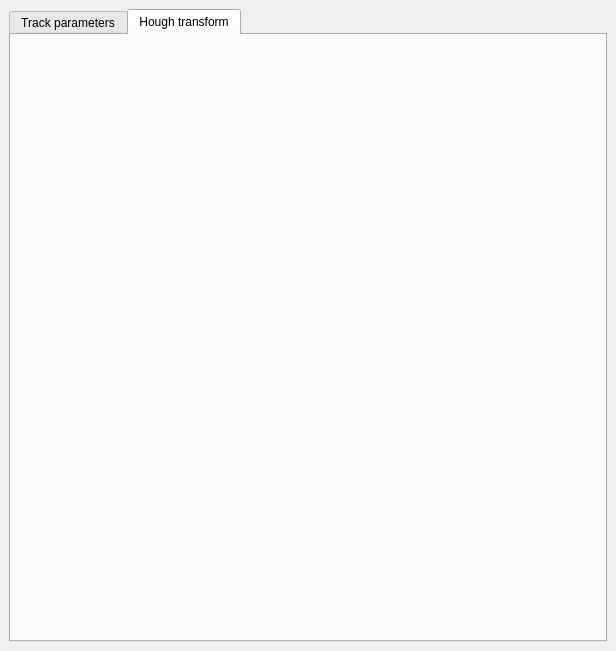
Above: STRT/view/tracks_parameters.ui from vladkrylov/mTPC before the change. Below: the same form after it.
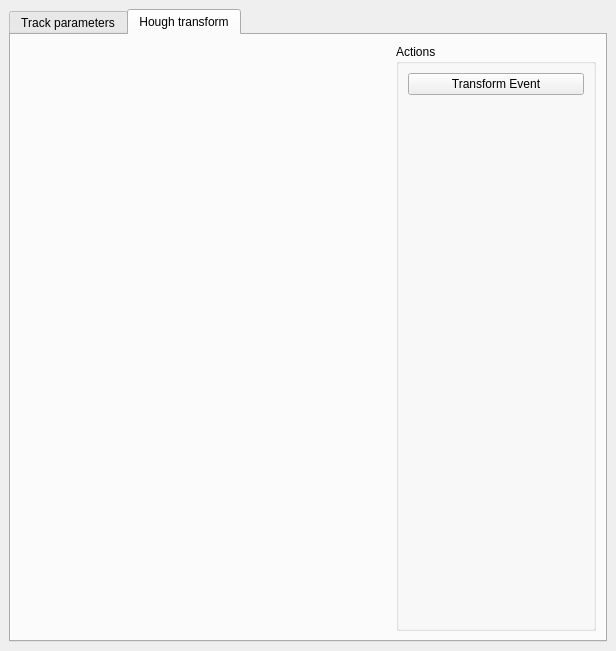
That is the form after the change. The open tabs and pages were chosen to show the change.

Commit message: Hough transform canvas added

The edit to the form file:
```diff
--- a/STRT/view/tracks_parameters.ui
+++ b/STRT/view/tracks_parameters.ui
@@ -99,6 +99,71 @@
          <attribute name="title">
           <string>Hough transform</string>
          </attribute>
+         <layout class="QGridLayout" name="gridLayout_3">
+          <item row="0" column="0">
+           <layout class="QVBoxLayout" name="verticalLayout_4">
+            <item>
+             <widget class="QWidget" name="HTMatplotlibToolbar" native="true"/>
+            </item>
+            <item>
+             <widget class="QWidget" name="HTCanvas" native="true"/>
+            </item>
+           </layout>
+          </item>
+          <item row="0" column="1">
+           <widget class="QGroupBox" name="HTActionsGroup">
+            <property name="sizePolicy">
+             <sizepolicy hsizetype="Preferred" vsizetype="Preferred">
+              <horstretch>0</horstretch>
+              <verstretch>0</verstretch>
+             </sizepolicy>
+            </property>
+            <property name="minimumSize">
+             <size>
+              <width>100</width>
+              <height>0</height>
+             </size>
+            </property>
+            <property name="maximumSize">
+             <size>
+              <width>200</width>
+              <height>16777215</height>
+             </size>
+            </property>
+            <property name="title">
+             <string>Actions</string>
+            </property>
+            <layout class="QVBoxLayout" name="verticalLayout_3">
+             <item>
+              <widget class="QPushButton" name="transfomEventButton">
+               <property name="sizePolicy">
+                <sizepolicy hsizetype="Preferred" vsizetype="Fixed">
+                 <horstretch>0</horstretch>
+                 <verstretch>0</verstretch>
+                </sizepolicy>
+               </property>
+               <property name="text">
+                <string>Transform Event</string>
+               </property>
+              </widget>
+             </item>
+             <item>
+              <spacer name="verticalSpacer">
+               <property name="orientation">
+                <enum>Qt::Vertical</enum>
+               </property>
+               <property name="sizeHint" stdset="0">
+                <size>
+                 <width>20</width>
+                 <height>473</height>
+                </size>
+               </property>
+              </spacer>
+             </item>
+            </layout>
+           </widget>
+          </item>
+         </layout>
         </widget>
        </widget>
       </item>
```
Left out of the diff: 2 changed lines with no effect on the pictures. The commit also changes 3 other files.
